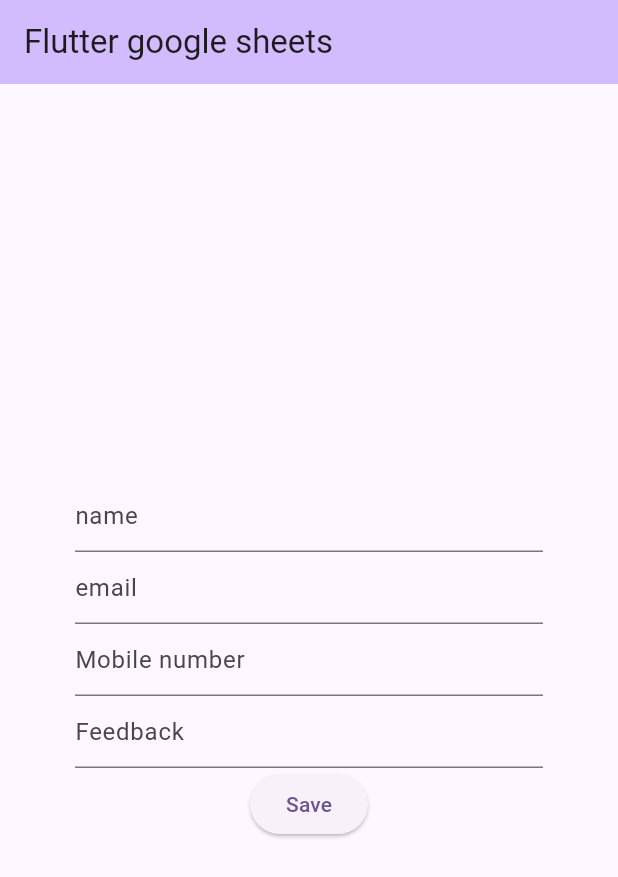
After one commit to Firekepr/Flutter_google_sheet, a Flutter app: the screen it shows after launch, on a phone screen of 412 x 824 dp. The commit adds this screen. Shown: the top 877 px of the screen. Run offline on Flutter 3.47's test engine with Material 3 defaults, Android fonts, the phone set to English and light mode, and no system bars.

Commit message:
Update home and formulary file

```diff
--- a/lib/main.dart
+++ b/lib/main.dart
@@ -1,5 +1,5 @@
 import 'package:flutter/material.dart';
-import 'package:project_google_sheet/pages/home.dart';
+import 'package:project_google_sheet/pages/home/home.dart';
 
 void main() {
   runApp(const MyApp());
@@ -17,7 +17,7 @@
         colorScheme: ColorScheme.fromSeed(seedColor: Colors.deepPurple),
         useMaterial3: true,
       ),
-      home: const MyHomePage(title: 'Flutter Demo Home Page'),
+      home: const MyHomePage(),
     );
   }
 }
--- /dev/null
+++ b/lib/pages/formulary/formulary.dart
@@ -0,0 +1,73 @@
+import 'package:flutter/material.dart';
+
+class Formulary extends StatelessWidget {
+  final GlobalKey<FormState> formKey;
+  final void Function() onSubmit;
+  final TextEditingController nameController;
+  final TextEditingController emailController;
+  final TextEditingController mobileNumberController;
+  final TextEditingController feedBackController;
+
+  const Formulary({
+    super.key,
+    required this.formKey,
+    required this.onSubmit,
+    required this.nameController,
+    required this.emailController,
+    required this.mobileNumberController,
+    required this.feedBackController,
+  });
+
+  @override
+  Widget build(BuildContext context) {
+    return Padding(
+      padding: const EdgeInsets.symmetric(horizontal: 50.0),
+      child: Form(
+        key: formKey,
+        child: Column(
+          mainAxisAlignment: MainAxisAlignment.center,
+          children: <Widget>[
+            TextFormField(
+              controller: nameController,
+              validator: (value) {
+                return value!.isEmpty ? 'Enter Valid Name' : null;
+              },
+              decoration: const InputDecoration(
+                hintText: 'name',
+              ),
+            ),
+            TextFormField(
+              controller: emailController,
+              validator: (value) {
+                return value!.isEmpty ? 'Enter Valid email' : null;
+              },
+              decoration: const InputDecoration(
+                hintText: 'email',
+              ),
+            ),
+            TextFormField(
+              controller: mobileNumberController,
+              validator: (value) {
+                return value!.isEmpty ? 'Enter Valid Number' : null;
+              },
+              decoration: const InputDecoration(
+                hintText: 'Mobile number',
+              ),
+            ),
+            TextFormField(
+              controller: feedBackController,
+              validator: (value) {
+                return value!.isEmpty ? 'Enter Valid Feedback' : null;
+              },
+              decoration: const InputDecoration(
+                hintText: 'Feedback',
+              ),
+            ),
+
+            ElevatedButton(onPressed: onSubmit, child: const Text('Save')),
+          ],
+        ),
+      ),
+    );
+  }
+}
--- /dev/null
+++ b/lib/pages/home/home.dart
@@ -0,0 +1,60 @@
+import 'package:flutter/material.dart';
+import 'package:project_google_sheet/model/FeedbackForm.dart';
+import 'package:project_google_sheet/pages/formulary/formulary.dart';
+import 'package:project_google_sheet/service/google_sheet_service.dart';
+import 'package:project_google_sheet/utils/message_utils.dart';
+
+class MyHomePage extends StatefulWidget {
+  const MyHomePage({super.key});
+
+  @override
+  State<MyHomePage> createState() => _MyHomePageState();
+}
+
+class _MyHomePageState extends State<MyHomePage> {
+  final _formKey = GlobalKey<FormState>();
+
+  final nameController = TextEditingController();
+  final emailController = TextEditingController();
+  final mobileNumberController = TextEditingController();
+  final feedBackController = TextEditingController();
+
+  @override
+  Widget build(BuildContext context) {
+    return Scaffold(
+      appBar: AppBar(
+        backgroundColor: Theme.of(context).colorScheme.inversePrimary,
+        title: const Text('Flutter google sheets'),
+      ),
+      body: Formulary(
+        formKey: _formKey,
+        emailController: emailController,
+        feedBackController: feedBackController,
+        mobileNumberController: mobileNumberController,
+        nameController: nameController,
+        onSubmit: onSubmit,
+      ),
+    );
+  }
+
+  Future<void> onSubmit() async {
+    if (_formKey.currentState!.validate()) {
+        final feedBack = FeedbackForm(
+          name: nameController.text,
+          email: emailController.text,
+          mobile_number: mobileNumberController.text,
+          feedBack: feedBackController.text,
+        );
+
+        final sheet = GoogleSheetService((String response) {
+            if (response == GoogleSheetService.STATUS_SUCCESS) {
+              MessageUtils.showSnackMessage(context, "Feedbback Submited");
+            } else {
+              MessageUtils.modalError(context, "Error!");
+            }
+          }
+        );
+        await sheet.submitForm(feedBack);
+    }
+  }
+}
```
Also changed, not shown: lib/pages/home.dart (deleted, +0 -103 lines), lib/pages/form.dart (deleted).
